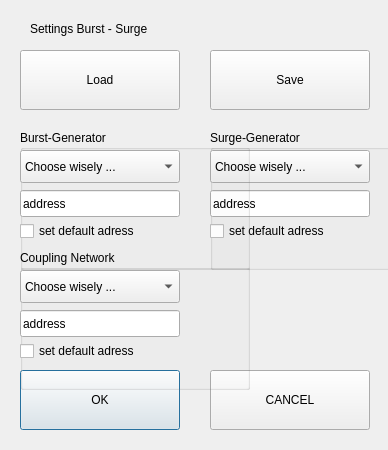
This is Procedures/DIN EN 61000-4-4_-4-5 Burst Surge/Settings.ui in odo2063/GUMS as Qt 5 draws it before an edit. The edited form follows.
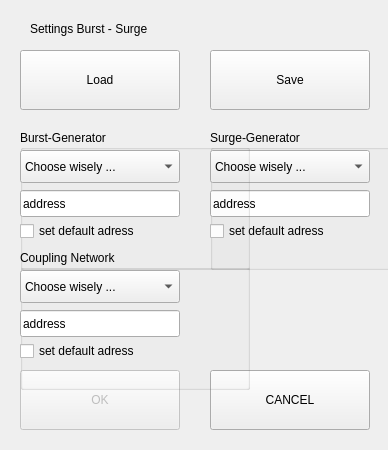
This is the edited form.

What changed in the file:
```diff
--- a/Procedures/DIN EN 61000-4-4_-4-5 Burst Surge/Settings.ui
+++ b/Procedures/DIN EN 61000-4-4_-4-5 Burst Surge/Settings.ui
@@ -81,6 +81,9 @@
    </widget>
   </widget>
   <widget class="QPushButton" name="okButton">
+   <property name="enabled">
+    <bool>false</bool>
+   </property>
    <property name="geometry">
     <rect>
      <x>20</x>
```
